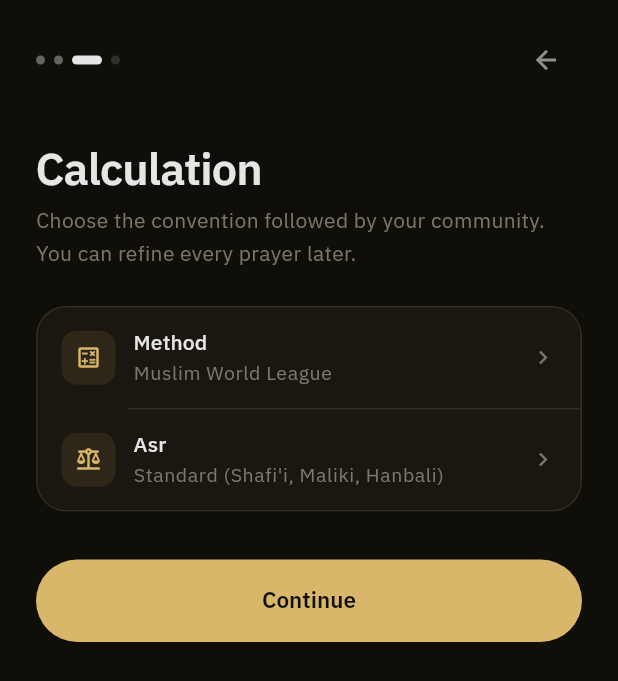
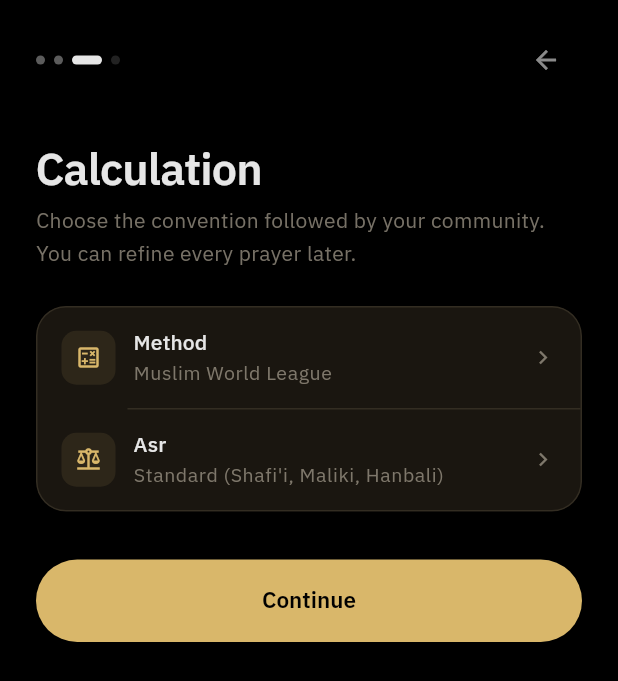
Before and after one commit to hedy-belhej-ali/rpray-app, a Flutter app: the screen it shows after launch, swiped to page 3, on a phone screen of 412 x 824 dp. Shown: the top 681 px of the screen. Run offline on Flutter 3.47's test engine with Material 3 defaults, Android fonts, the phone set to English and light mode, and no system bars; our stand-ins replace adhan, audioplayers, flutter_local_notifications, flutter_timezone, geolocator, hijri and 3 more.

Commit message:
style(theme): keep dark mode background true black

```diff
--- a/lib/core/rafel_theme.dart
+++ b/lib/core/rafel_theme.dart
@@ -85,7 +85,8 @@ abstract final class RafelPalette {
 
   /// Dark mode — brand ink background, paper text, warm gold accent.
 
-  static const Color darkBackground = Color(0xFF100E09); // brand ink
+  // True black is the chosen dark-mode look (user preference).
+  static const Color darkBackground = Color.fromARGB(255, 0, 0, 0);
   static const Color darkSurface = Color(0xFF1A1610); // cards above ink
   static const Color darkOnSurface = Color(0xFFE6E6E6); // brand paper
   static const Color darkSurfaceVariant = Color(0xFFA59D8E); // muted text
```
